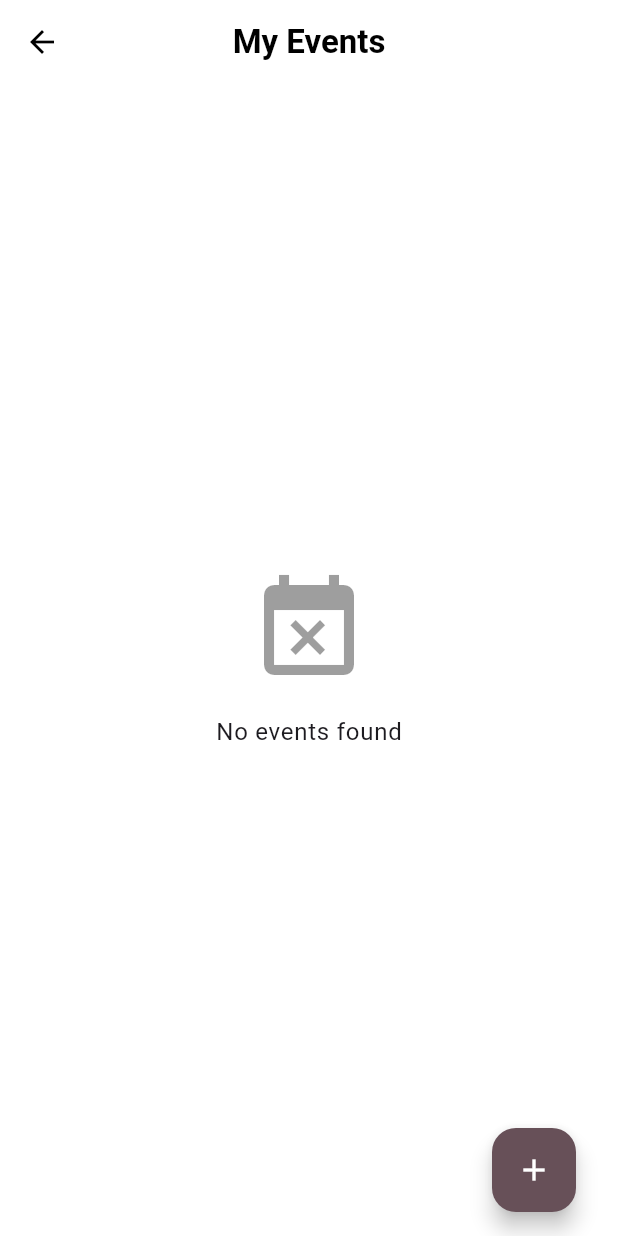
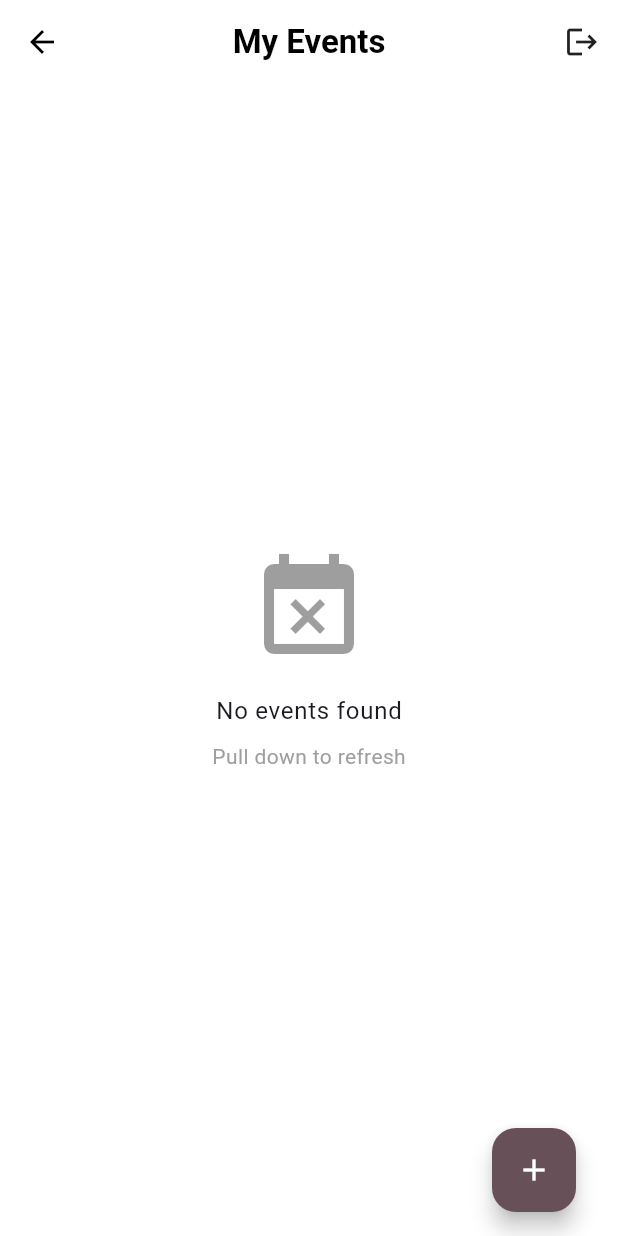
Before and after one commit to Affanfarooq/my_events_test_project, a Flutter app: the EventListScreen screen opened by its route, after a tap on the "logout" icon, on a phone screen of 412 x 824 dp. Run offline on Flutter 3.47's test engine with Material 3 defaults, Android fonts, the light colour scheme and no system bars; our stand-ins replace cached_network_image, connectivity_plus, dartz, dio, equatable, flutter_dotenv and 6 more; accounts and stored records are empty; network calls fail; statements that could not run were skipped.

Commit message:
fix : smart refresher issue

```diff
--- a/lib/features/events/presentation/views/event_list_screen.dart
+++ b/lib/features/events/presentation/views/event_list_screen.dart
@@ -5,7 +5,6 @@ import 'package:my_events_test_project/app/navigation/app_routes.dart';
 import 'package:my_events_test_project/features/events/presentation/controllers/event_list_controller.dart';
 import 'package:my_events_test_project/features/events/presentation/widgets/event_card.dart';
 import 'package:my_events_test_project/features/events/presentation/widgets/event_list_skeleton.dart';
-
 
 class EventListScreen extends StatelessWidget {
   const EventListScreen({super.key});
@@ -25,7 +24,7 @@ class EventListScreen extends StatelessWidget {
         backgroundColor: theme.scaffoldBackgroundColor,
         actions: [
           IconButton(
-            icon: Icon(Icons.logout, color: Colors.white),
+            icon: Icon(Icons.logout, color: theme.iconTheme.color),
             onPressed: controller.logout,
           ),
         ],
@@ -35,21 +34,35 @@ class EventListScreen extends StatelessWidget {
           const OfflineBanner(),
           Expanded(
             child: RefreshIndicator(
-              color: theme.primaryColor,
+              color: theme.dividerColor,
               onRefresh: controller.fetchEvents,
               child: Obx(() {
                 if (controller.isLoading.value) return const EventListSkeleton();
 
                 if (controller.events.isEmpty) {
-                  return Center(
+                  return LayoutBuilder(
+                    builder: (context, constraints) {
+                      return SingleChildScrollView(
+                        physics: const AlwaysScrollableScrollPhysics(),
+                        child: ConstrainedBox(
+                          constraints: BoxConstraints(
+                            minHeight: constraints.maxHeight
+                          ),
+                          child: Center(
                             child: Column(
                               mainAxisAlignment: MainAxisAlignment.center,
                               children: [
                                 Icon(Icons.event_busy, size: 80, color: theme.disabledColor),
                                 const SizedBox(height: 16),
                                 Text('No events found', style: theme.textTheme.bodyLarge),
+                                const SizedBox(height: 8),
+                                const Text('Pull down to refresh', style: TextStyle(color: Colors.grey)),
                               ],
                             ),
+                          ),
+                        ),
+                      );
+                    }
                   );
                 }
 
@@ -59,7 +72,12 @@ class EventListScreen extends StatelessWidget {
                   itemCount: controller.events.length + (controller.isMoreLoading.value ? 1 : 0),
                   itemBuilder: (context, index) {
                     if (index == controller.events.length) {
-                      return Center(child: Padding(padding: const EdgeInsets.all(16.0), child: CircularProgressIndicator(color: theme.primaryColor)));
+                      return Center(
+                        child: Padding(
+                          padding: const EdgeInsets.all(16.0),
+                          child: CircularProgressIndicator(color: theme.primaryColor)
+                        )
+                      );
                     }
                     return EventCard(event: controller.events[index]);
                   },
```
Lines whose indentation alone changed are shown as unchanged.
